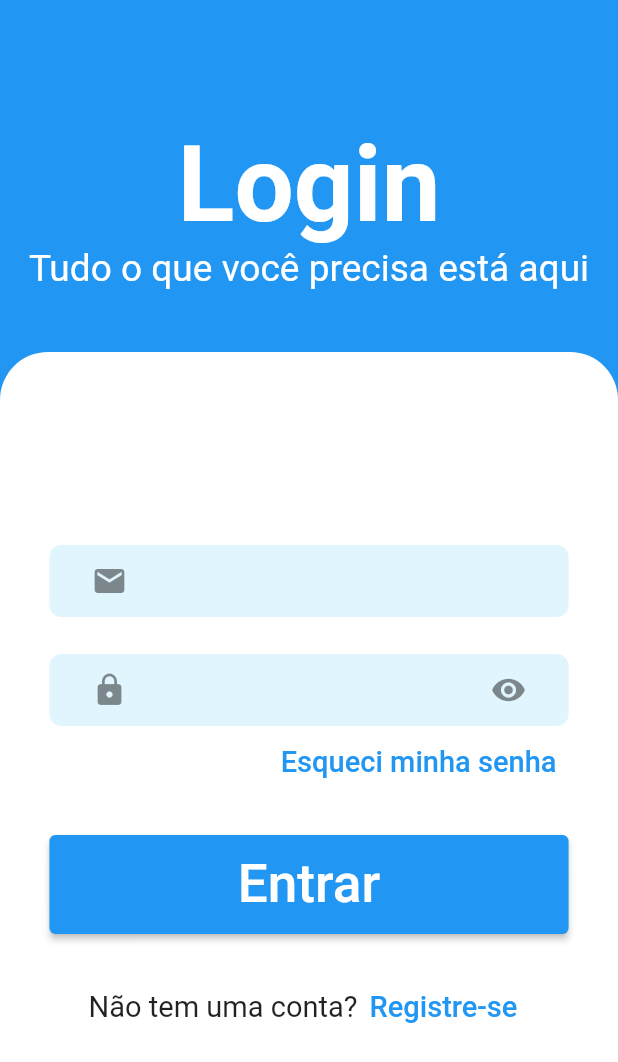
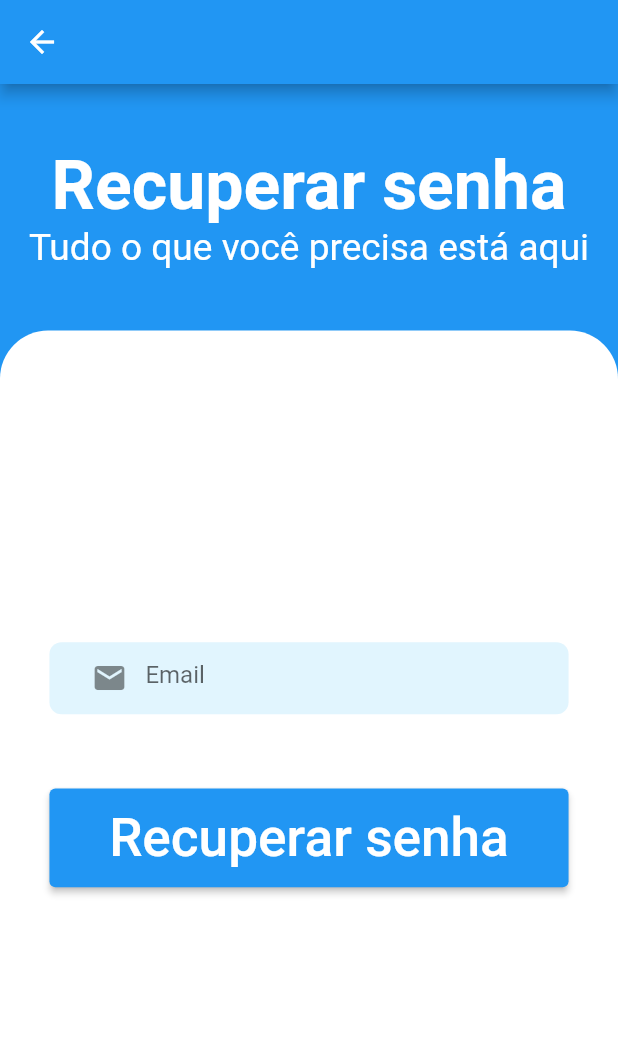
Before and after one commit to Marcel0Henrique/doctor_app, a Flutter app: the screen it shows after launch, after a tap on "Esqueci minha senha", on a phone screen of 412 x 824 dp. Shown: the top 1062 px of the screen. Run offline on Flutter 3.47's test engine with Material 2 defaults, Android fonts, the phone set to English and light mode, and no system bars; our stand-ins replace easy_splash_screen; network calls fail.

Commit message:
criação das telas cadastrar e recuperar senha

```diff
--- /dev/null
+++ b/lib/controllers/recuperar_senha_controller.dart
@@ -0,0 +1,3 @@
+import 'package:flutter/cupertino.dart';
+
+class RecuperarSenhaController with ChangeNotifier {}
--- a/lib/main.dart
+++ b/lib/main.dart
@@ -2,6 +2,7 @@ import 'package:doctor_app/controllers/cadastro_controller.dart';
 import 'package:doctor_app/controllers/login_controller.dart';
 import 'package:doctor_app/views/cadastro_view.dart';
 import 'package:doctor_app/views/login_view.dart';
+import 'package:doctor_app/views/recuperar_senha_view.dart';
 import 'package:doctor_app/views/splash.dart';
 import 'package:flutter/material.dart';
 import 'package:provider/provider.dart';
@@ -34,6 +35,7 @@ class MyApp extends StatelessWidget {
         "/splash": (context) => SplashFuturePage(),
         "/login": (context) => LoginView(),
         "/registro": (context) => CadastroView(),
+        "recuperarSenha": (context) => RecuperarSenhaView(),
       },
     );
   }
--- a/lib/views/cadastro_view.dart
+++ b/lib/views/cadastro_view.dart
@@ -46,12 +46,19 @@ class CadastroView extends StatelessWidget {
                   child: ListView(
                     shrinkWrap: true,
                     children: [
-                      CustomTextFormField(),
+                      CustomTextFormField(
+                          prefixIcon: Icon(Icons.person), hintText: "Usuario"),
                       Padding(
                         padding: const EdgeInsets.symmetric(vertical: 16),
-                        child: CustomTextFormField(),
+                        child: CustomTextFormField(
+                          prefixIcon: Icon(Icons.email),
+                          hintText: "Email",
+                        ),
                       ),
-                      CustomTextFormField(),
+                      CustomTextFormField(
+                        prefixIcon: Icon(Icons.lock),
+                        hintText: "Senha",
+                      ),
                       SizedBox(
                           height: MediaQuery.of(context).size.height * 0.03),
                       Padding(
--- a/lib/views/login_view.dart
+++ b/lib/views/login_view.dart
@@ -46,6 +46,7 @@ class LoginView extends StatelessWidget {
                     shrinkWrap: true,
                     children: [
                       CustomTextFormField(
+                        hintText: "Email",
                         prefixIcon: Icon(Icons.email),
                       ),
                       SizedBox(
@@ -53,6 +54,7 @@ class LoginView extends StatelessWidget {
                       Consumer<LoginController>(
                         builder: (context, _loginController, child) =>
                             CustomTextFormField(
+                          hintText: "Senha",
                           obscureText: _loginController.obscureText,
                           prefixIcon: Icon(Icons.lock),
                           suffixIcon: IconButton(
@@ -63,7 +65,8 @@ class LoginView extends StatelessWidget {
                       Align(
                         alignment: Alignment.centerRight,
                         child: TextButton(
-                          onPressed: () {},
+                          onPressed: () =>
+                              Navigator.pushNamed(context, "recuperarSenha"),
                           child: Text(
                             "Esqueci minha senha",
                             style: TextStyle(
--- /dev/null
+++ b/lib/views/recuperar_senha_view.dart
@@ -0,0 +1,82 @@
+import 'package:flutter/material.dart';
+
+import '../widgets/custom_textformfield.dart';
+
+class RecuperarSenhaView extends StatelessWidget {
+  const RecuperarSenhaView({Key? key}) : super(key: key);
+
+  @override
+  Widget build(BuildContext context) {
+    return Scaffold(
+        appBar: AppBar(),
+        backgroundColor: Colors.blue,
+        body: Column(
+          children: [
+            SizedBox(height: MediaQuery.of(context).size.height * 0.05),
+            Text(
+              "Recuperar senha",
+              style: TextStyle(
+                fontWeight: FontWeight.bold,
+                color: Colors.white,
+                fontSize: MediaQuery.of(context).size.width * 0.11,
+              ),
+            ),
+            Text(
+              "Tudo o que você precisa está aqui",
+              style: TextStyle(
+                color: Colors.white,
+                fontSize: MediaQuery.of(context).size.width * 0.06,
+              ),
+            ),
+            SizedBox(height: MediaQuery.of(context).size.height * 0.05),
+            Expanded(
+              child: Container(
+                decoration: BoxDecoration(
+                    color: Colors.white,
+                    shape: BoxShape.rectangle,
+                    borderRadius: BorderRadius.only(
+                      topLeft: Radius.circular(32),
+                      topRight: Radius.circular(32),
+                    )),
+                child: Padding(
+                  padding: EdgeInsets.symmetric(
+                      horizontal: MediaQuery.of(context).size.width * 0.08),
+                  child: Center(
+                    child: ListView(
+                      shrinkWrap: true,
+                      children: [
+                        CustomTextFormField(
+                          prefixIcon: Icon(Icons.email),
+                          hintText: "Email",
+                        ),
+                        SizedBox(
+                            height: MediaQuery.of(context).size.height * 0.03),
+                        Padding(
+                          padding: EdgeInsets.symmetric(
+                              vertical:
+                                  MediaQuery.of(context).size.width * 0.06),
+                          child: SizedBox(
+                            width: MediaQuery.of(context).size.width,
+                            height: MediaQuery.of(context).size.height * 0.08,
+                            child: ElevatedButton(
+                              onPressed: () {},
+                              child: Text(
+                                "Recuperar senha",
+                                style: TextStyle(
+                                    fontSize:
+                                        MediaQuery.of(context).size.height *
+                                            0.043),
+                              ),
+                            ),
+                          ),
+                        ),
+                      ],
+                    ),
+                  ),
+                ),
+              ),
+            )
+          ],
+        ));
+  }
+}
--- a/lib/widgets/custom_textformfield.dart
+++ b/lib/widgets/custom_textformfield.dart
@@ -4,8 +4,13 @@ class CustomTextFormField extends StatelessWidget {
   Widget? prefixIcon;
   Widget? suffixIcon;
   bool obscureText;
+  String? hintText;
   CustomTextFormField(
-      {Key? key, this.prefixIcon, this.suffixIcon, this.obscureText = false})
+      {Key? key,
+      this.prefixIcon,
+      this.suffixIcon,
+      this.obscureText = false,
+      this.hintText})
       : super(key: key);
 
   @override
@@ -21,6 +26,7 @@ class CustomTextFormField extends StatelessWidget {
           obscureText: obscureText,
           obscuringCharacter: "*",
           decoration: InputDecoration(
+            hintText: hintText,
             prefixIcon: prefixIcon,
             suffixIcon: suffixIcon,
             border: InputBorder.none,
```
